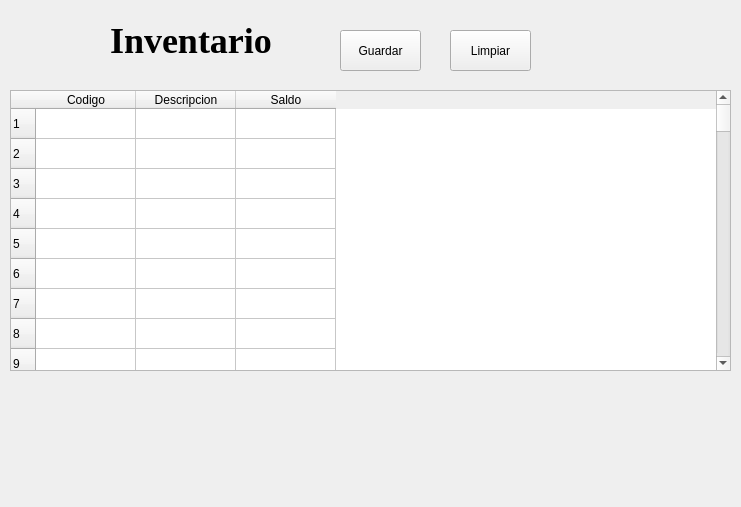
The window that inventario.ui (KevinPizarro/gt12-elo329-proyecto) describes before a commit, drawn with Qt 5.
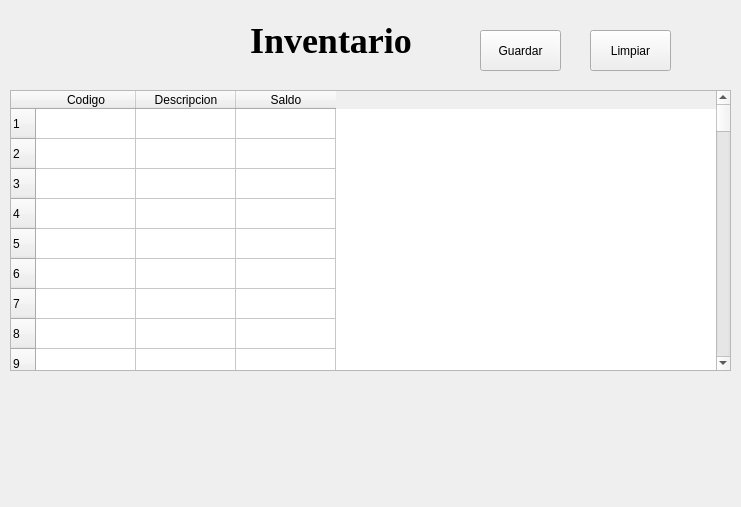
The same window after the commit. Icons and pictures are not drawn.

Commit message: Inventario funcional

```diff
--- a/inventario.ui
+++ b/inventario.ui
@@ -16,7 +16,7 @@
   <widget class="QLabel" name="label">
    <property name="geometry">
     <rect>
-     <x>110</x>
+     <x>250</x>
      <y>20</y>
      <width>221</width>
      <height>41</height>
@@ -168,7 +168,7 @@
   <widget class="QLabel" name="label_2">
    <property name="geometry">
     <rect>
-     <x>30</x>
+     <x>170</x>
      <y>10</y>
      <width>70</width>
      <height>60</height>
@@ -187,7 +187,7 @@
   <widget class="QPushButton" name="Guardar">
    <property name="geometry">
     <rect>
-     <x>340</x>
+     <x>480</x>
      <y>30</y>
      <width>81</width>
      <height>41</height>
@@ -223,7 +223,7 @@
   <widget class="QPushButton" name="limpiar">
    <property name="geometry">
     <rect>
-     <x>450</x>
+     <x>590</x>
      <y>30</y>
      <width>81</width>
      <height>41</height>
```
Left out of the diff: 6 changed lines with no effect on the pictures. The commit also changes 2 other files.
